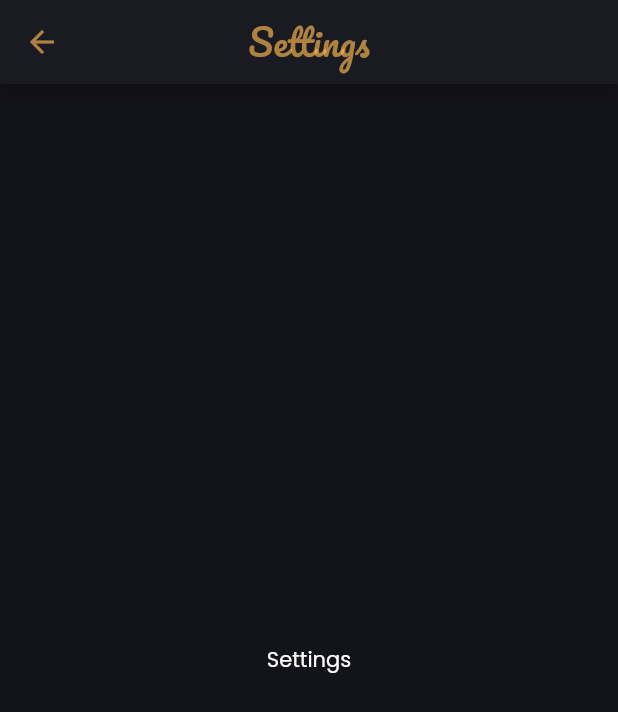
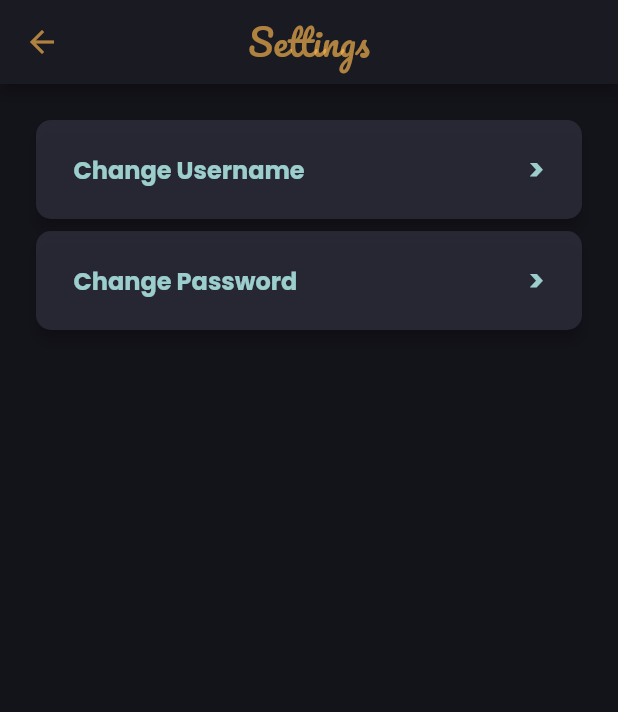
Before and after one commit to benjaminellmer/hookah-with-friends, a Flutter app: the SettingsScreen screen opened directly, on a phone screen of 412 x 824 dp. Shown: the top 712 px of the screen. Run offline on Flutter 3.47's test engine with Material 2 defaults, Android fonts, the phone set to English and light mode, and no system bars; our stand-ins replace firebase_auth, firebase_core, flutter_bloc, get_it, google_fonts; accounts and stored records are empty.

Commit message:
added Changepassword and changeusername

```diff
--- a/hookah_with_friends/lib/screens/settings_screen.dart
+++ b/hookah_with_friends/lib/screens/settings_screen.dart
@@ -1,19 +1,34 @@
 import "package:flutter/cupertino.dart";
 import "package:flutter/material.dart";
 
+
 import "../components/appbars/back_and_title_app_bar.dart";
+import "../components/cards/profile_info_card.dart";
+import "change_password_screen.dart";
+import "change_username_screen.dart";
 
 class SettingsScreen extends StatelessWidget {
-  const SettingsScreen({super.key});
+  const SettingsScreen({Key? key}) : super(key: key);
 
   @override
   Widget build(BuildContext context) {
     return Scaffold(
       appBar: BackAndTitleAppBar(title: "Settings"),
-      body: const Center (
-        child: Text("Settings"),
-      ),
+        body: Padding(
+        padding: const EdgeInsets.all(20),
+    child: Column(
+        children: const <Widget>[
+          ProfileInfoCard(
+            info: "Change Username",
+            route: ChangeUsernameScreen(),
+          ),
+          ProfileInfoCard(
+            info: "Change Password",
+            route: ChangePasswordScreen(),
+          ),
+        ],
+    )
+        ),
     );
   }
-
 }
```
